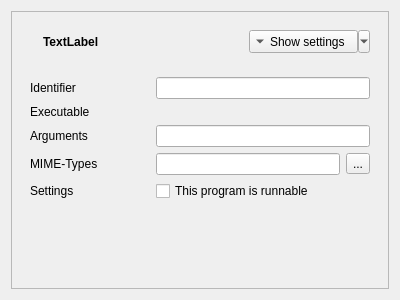
The window that src/externalprogramsettingswidget.ui (kriana/SilVerPLuM) describes before a commit, drawn with Qt 5.
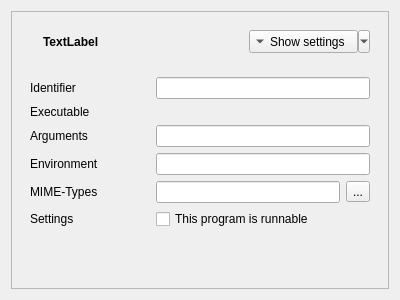
The same window after the commit. Icons and pictures are not drawn. Custom widgets are drawn as their Qt base class.

Commit message: + Now environment variables are exposed to started programs

What changed in the file:
```diff
--- a/src/externalprogramsettingswidget.ui
+++ b/src/externalprogramsettingswidget.ui
@@ -135,7 +135,7 @@
            </property>
           </widget>
          </item>
-         <item row="3" column="0">
+         <item row="4" column="0">
           <widget class="QLabel" name="label_4">
            <property name="minimumSize">
             <size>
@@ -148,7 +148,7 @@
            </property>
           </widget>
          </item>
-         <item row="4" column="0">
+         <item row="5" column="0">
           <widget class="QLabel" name="label_5">
            <property name="minimumSize">
             <size>
@@ -188,7 +188,7 @@
            </property>
           </widget>
          </item>
-         <item row="3" column="1">
+         <item row="4" column="1">
           <widget class="QWidget" name="widget_4" native="true">
            <property name="sizePolicy">
             <sizepolicy hsizetype="Expanding" vsizetype="Preferred">
@@ -230,7 +230,7 @@
            </layout>
           </widget>
          </item>
-         <item row="4" column="1">
+         <item row="5" column="1">
           <widget class="QCheckBox" name="programRunnable">
            <property name="toolTip">
             <string>&lt;html&gt;&lt;head/&gt;&lt;body&gt;&lt;p&gt;If enabled, this program can run directly&lt;/p&gt;&lt;/body&gt;&lt;/html&gt;</string>
@@ -240,6 +240,22 @@
            </property>
           </widget>
          </item>
+         <item row="3" column="0">
+          <widget class="QLabel" name="label_6">
+           <property name="minimumSize">
+            <size>
+             <width>120</width>
+             <height>0</height>
+            </size>
+           </property>
+           <property name="text">
+            <string>Environment</string>
+           </property>
+          </widget>
+         </item>
+         <item row="3" column="1">
+          <widget class="QLineEdit" name="programEnvironment"/>
+         </item>
         </layout>
        </widget>
       </item>
```
The commit also changes 23 other files.
